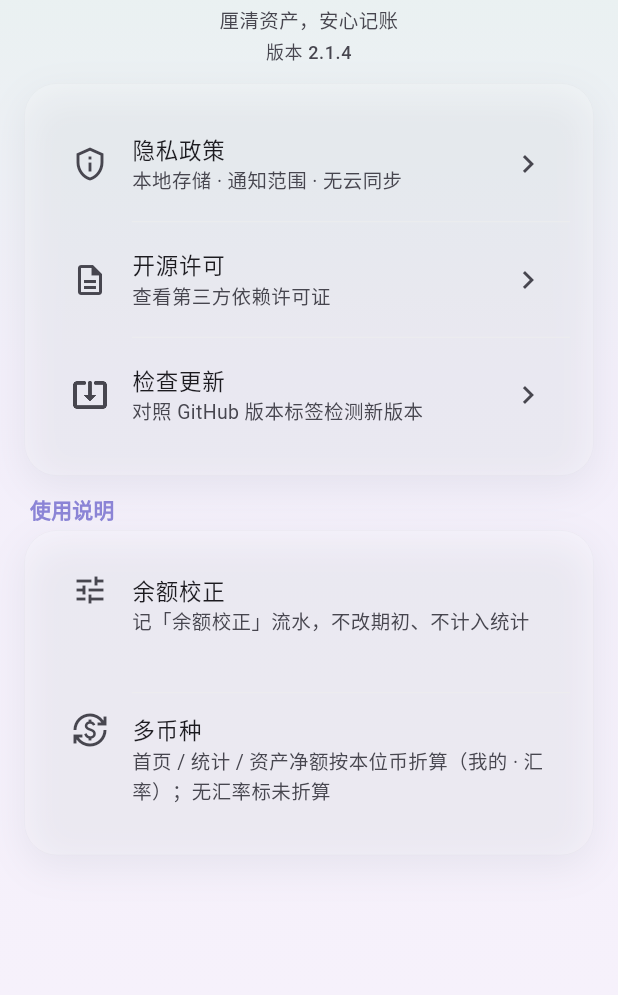
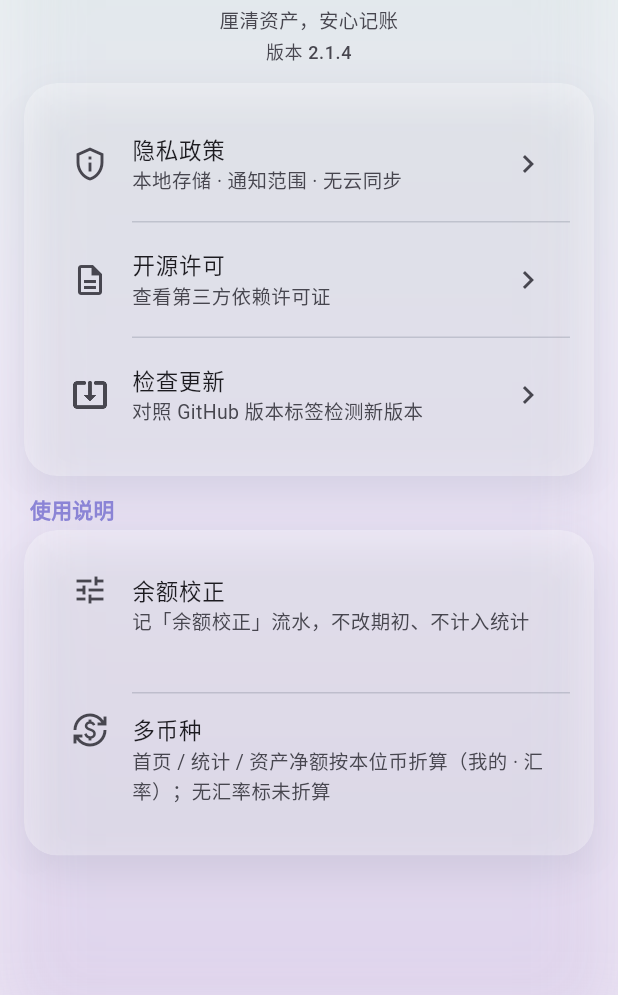
Before and after one commit to Matzuen/Centli, a Flutter app: the AboutPage screen opened by its route, after a tap on "检查更新", after a tap on "检查更新失败：网络异常，请稍后重试", on a phone screen of 412 x 824 dp, the part 241-1236 px from its top. Run offline on Flutter 3.47's test engine with Material 3 defaults, Android fonts, the light colour scheme and no system bars; our stand-ins replace drift, file_picker, fl_chart, flutter_riverpod, flutter_secure_storage, flutter_svg and 5 more; missing offline and left inert: excel, home_widget, sqlite3; accounts and stored records are empty; generated files the repository leaves out were written again; network calls fail; project files that could hold a hidden picture were left out.

Commit message:
feat(ui): scaffold frost and borderless soft glass

```diff
--- a/lib/app/theme.dart
+++ b/lib/app/theme.dart
@@ -1,3 +1,5 @@
+import 'dart:ui' show ImageFilter, TileMode;
+
 import 'package:flutter/material.dart';
 
 import '../core/widgets/glass.dart';
@@ -78,10 +80,10 @@ abstract final class CentliTheme {
     return dark ? brandGradientDark : brandGradient;
   }
 
-  // 背景渐变：薄荷绿 → 淡紫 → 丁香紫（浅色紫略提亮，避免发闷）。
-  static const gradientTop = Color(0xFFE4F2EC);
-  static const gradientMid = Color(0xFFF3EFFA);
-  static const gradientBottom = Color(0xFFF6F1FB);
+  // 背景渐变：薄荷绿 → 淡紫 → 丁香紫（整体略压深，底部紫更明显）。
+  static const gradientTop = Color(0xFFD8EBE2);
+  static const gradientMid = Color(0xFFE6DFF2);
+  static const gradientBottom = Color(0xFFD9CCE8);
 
   static const cardRadius = 22.0;
   static const pillRadius = 28.0;
@@ -185,11 +187,14 @@ abstract final class CentliTheme {
   // 玻璃层叠在渐变之上，所以视觉主色不变，只多了一层磨砂质感。
   // ---------------------------------------------------------------------------
 
-  /// 模糊半径：卡片 / 弹层 / 浮动菜单统一磨砂强度。
-  static const double glassSigma = 28;
+  /// 页面背景亚克力：渐变层自身的高斯模糊强度。
+  static const double scaffoldFrostSigma = 36;
+
+  /// 模糊半径：弹层 / 浮动菜单 / 弹窗（SoftCard 不开模糊）。
+  static const double glassSigma = 42;
 
   /// 模糊半径：弹窗自身的玻璃面板（与 [glassSigma] 同档）。
-  static const double glassDialogSigma = 28;
+  static const double glassDialogSigma = 48;
 
   /// 浮动菜单圆角（与首页账本下拉一致）。
   static const double glassMenuRadius = 16;
@@ -198,20 +203,20 @@ abstract final class CentliTheme {
   static const double glassSnackBottomGap = 88;
 
 
-  /// 玻璃填充色：浅色白雾 0.2 / 深色炭灰 0.15。
+  /// 玻璃填充色：浅色白雾 0.28 / 深色炭灰 0.24（更通透，靠模糊 + 投影分界）。
   static Color glassTint(BuildContext context, {bool? dark}) {
     final d = dark ?? Theme.of(context).brightness == Brightness.dark;
     return d
-        ? const Color(0xFF1B1F24).withValues(alpha: 0.15)
-        : Colors.white.withValues(alpha: 0.2);
+        ? const Color(0xFF1B1F24).withValues(alpha: 0.24)
+        : Colors.white.withValues(alpha: 0.28);
   }
 
-  /// 底部导航：浅色白雾约 0.4，比卡片略实、仍透渐变。
+  /// 底部导航：比卡片略实一点，仍透渐变。
   static Color glassNavTint(BuildContext context, {bool? dark}) {
     final d = dark ?? Theme.of(context).brightness == Brightness.dark;
     return d
-        ? const Color(0xFF1B1F24).withValues(alpha: 0.42)
-        : Colors.white.withValues(alpha: 0.4);
+        ? const Color(0xFF1B1F24).withValues(alpha: 0.36)
+        : Colors.white.withValues(alpha: 0.38);
   }
 
   /// 弹窗 / 弹层 / 菜单表面：与 [glassTint] 同套调教参数。
@@ -219,66 +224,64 @@ abstract final class CentliTheme {
     return glassTint(context, dark: dark);
   }
 
-  /// 磨砂底的色纱：很薄，只把对比度抬一点，避免纯模糊发灰。
+  /// 磨砂底的色纱：偏薄，避免盖住模糊。
   static Color glassVeil(BuildContext context, {bool? dark}) {
     final d = dark ?? Theme.of(context).brightness == Brightness.dark;
     return d
-        ? const Color(0xFF0E1114).withValues(alpha: 0.30)
-        : Colors.white.withValues(alpha: 0.16);
+        ? const Color(0xFF0E1114).withValues(alpha: 0.22)
+        : Colors.white.withValues(alpha: 0.12);
   }
 
-  /// 玻璃描边线宽（弹窗 / sheet / 菜单 / 底栏）。
-  static const double glassBorderWidth = 1.5;
+  /// 玻璃描边线宽：全站玻璃面（弹窗 / sheet / 菜单 / 底栏 / SoftCard）统一不描边。
+  static const double glassBorderWidth = 0;
 
-  /// 玻璃边缘描边：浅色深灰约 20% 透明，深色白边提高对比。
-  static Color glassBorder(BuildContext context, {bool? dark}) {
+  /// 玻璃边缘描边：已弃用描边，保留 API；靠雾面 + 投影分界。
+  static Color glassBorder(BuildContext context, {bool? dark}) =>
+      Colors.transparent;
+
+  /// SoftCard 与玻璃体同一套：无描边。
+  static const double glassCardBorderWidth = glassBorderWidth;
+
+  static Color glassCardBorder(BuildContext context, {bool? dark}) =>
+      glassBorder(context, dark: dark);
+
+  /// 卡片内部分界线（摘要卡净资产/资产负债分隔、流水行界等）。
+  static const double cardDividerThickness = 1.0;
+
+  static Color cardDivider(BuildContext context, {bool? dark}) {
     final d = dark ?? Theme.of(context).brightness == Brightness.dark;
     return d
-        ? Colors.white.withValues(alpha: 0.28)
-        : const Color(0xFF3D4A5C).withValues(alpha: 0.20);
+        ? Colors.white.withValues(alpha: 0.22)
+        : const Color(0xFF3D4A5C).withValues(alpha: 0.16);
   }
 
-  /// 卡片描边线宽（仅 [CentliSoftCard]）。
-  static const double glassCardBorderWidth = 0.5;
-
-  /// 卡片描边：浅色 `#3D4A5C` 5% / 深色白 10%。
-  static Color glassCardBorder(BuildContext context, {bool? dark}) {
-    final d = dark ?? Theme.of(context).brightness == Brightness.dark;
-    return d
-        ? Colors.white.withValues(alpha: 0.10)
-        : const Color(0xFF3D4A5C).withValues(alpha: 0.05);
-  }
-
-  /// 玻璃卡片的投影：比纯白卡片略深，玻璃才「浮」得起来。
+  /// 玻璃卡片的投影：略加强，体块从渐变上「浮」起来。
   static List<BoxShadow> glassShadow(BuildContext context, {bool? dark}) {
     final d = dark ?? Theme.of(context).brightness == Brightness.dark;
     return d
         ? [
             BoxShadow(
-              color: Colors.black.withValues(alpha: 0.28),
-              blurRadius: 24,
-              offset: const Offset(0, 8),
+              color: Colors.black.withValues(alpha: 0.34),
+              blurRadius: 26,
+              offset: const Offset(0, 10),
             ),
           ]
         : [
             BoxShadow(
-              color: const Color(0xFF5A6B7A).withValues(alpha: 0.10),
-              blurRadius: 22,
-              offset: const Offset(0, 8),
+              color: const Color(0xFF5A6B7A).withValues(alpha: 0.14),
+              blurRadius: 24,
+              offset: const Offset(0, 10),
             ),
           ];
   }
 
   static ThemeData _chrome(ThemeData theme, {required bool dark}) {
-    // 毛玻璃：弹窗 / 弹层 / 菜单统一用调教好的半透雾面（浅 0.2 / 深 0.15）。
+    // 毛玻璃：弹窗 / 弹层 / 菜单与 [glassTint] 同档（浅 0.28 / 深 0.24）。
     final surface = dark
-        ? const Color(0xFF1B1F24).withValues(alpha: 0.15)
-        : Colors.white.withValues(alpha: 0.2);
-    // 与 [glassBorder] 同色同宽，避免主题兜底描边和 CentliGlass 不一致。
-    final hairline = dark
-        ? Colors.white.withValues(alpha: 0.28)
-        : const Color(0xFF3D4A5C).withValues(alpha: 0.20);
-    final edge = BorderSide(color: hairline, width: glassBorderWidth);
+        ? const Color(0xFF1B1F24).withValues(alpha: 0.24)
+        : Colors.white.withValues(alpha: 0.28);
+    // 玻璃面不描边；主题 shape 与 CentliGlass 一致用 BorderSide.none。
+    final edge = BorderSide.none;
     final menuShape = RoundedRectangleBorder(
       borderRadius: BorderRadius.circular(glassMenuRadius),
       side: edge,
@@ -471,8 +474,8 @@ abstract final class CentliTheme {
       ),
       dividerTheme: const DividerThemeData(
         space: 1,
-        thickness: 0.5,
-        color: Color(0xFFEEEEEE),
+        thickness: cardDividerThickness,
+        color: Color(0x333D4A5C), // ≈ #3D4A5C @ 20%，与 glassBorder 一致
       ),
       listTileTheme: const ListTileThemeData(
         contentPadding: EdgeInsets.symmetric(horizontal: 16, vertical: 2),
@@ -646,6 +649,11 @@ abstract final class CentliTheme {
         ),
         clipBehavior: Clip.antiAlias,
       ),
+      dividerTheme: const DividerThemeData(
+        space: 1,
+        thickness: cardDividerThickness,
+        color: Color(0x47FFFFFF), // 白 @ 28%，与 glassBorder 一致
+      ),
       listTileTheme: const ListTileThemeData(
         contentPadding: EdgeInsets.symmetric(horizontal: 16, vertical: 2),
         minVerticalPadding: 10,
@@ -683,9 +691,34 @@ class CentliGradientScaffold extends StatelessWidget {
   @override
   Widget build(BuildContext context) {
     final dark = Theme.of(context).brightness == Brightness.dark;
-    return DecoratedBox(
+    // 背景：渐变放大后高斯模糊 + 薄纱 → 整页亚克力底；卡片只叠半透明雾面。
+    return Stack(
+      fit: StackFit.expand,
+      children: [
+        Positioned.fill(
+          child: ClipRect(
+            child: ImageFiltered(
+              imageFilter: ImageFilter.blur(
+                sigmaX: CentliTheme.scaffoldFrostSigma,
+                sigmaY: CentliTheme.scaffoldFrostSigma,
+                tileMode: TileMode.decal,
+              ),
+              child: Transform.scale(
+                scale: 1.14,
+                child: DecoratedBox(
                   decoration: CentliTheme.scaffoldGradient(dark: dark),
-      child: Scaffold(
+                  child: const SizedBox.expand(),
+                ),
+              ),
+            ),
+          ),
+        ),
+        Positioned.fill(
+          child: ColoredBox(
+            color: CentliTheme.glassVeil(context, dark: dark),
+          ),
+        ),
+        Scaffold(
           extendBody: extendBody,
           backgroundColor: Colors.transparent,
           appBar: appBar,
@@ -693,14 +726,15 @@ class CentliGradientScaffold extends StatelessWidget {
           bottomNavigationBar: bottomNavigationBar,
           body: body,
         ),
+      ],
     );
   }
 }
 
-/// 毛玻璃圆角卡片。
+/// 雾面圆角卡片。
 ///
-/// 表面是一层半透明雾面 + 1px 高光描边，背后经过模糊，所以卡片会「透出」
-/// 下层渐变的颜色 —— 渐变本身没有被修改，只是被磨砂了一层。
+/// 半透明叠在已磨砂的页面背景上；不在卡片上再开 [BackdropFilter]，
+/// 避免列表里每张卡各糊一遍。弹窗 / 菜单仍走真毛玻璃。
 class CentliSoftCard extends StatelessWidget {
   const CentliSoftCard({
     super.key,
@@ -767,7 +801,6 @@ class CentliSoftCard extends StatelessWidget {
       borderRadius: radius,
       clipBehavior: clipBehavior,
       tint: color,
-      // 卡片背后只有平滑渐变，不开模糊；弹窗 / sheet 仍走真毛玻璃。
       blur: false,
       shadow: shadow,
       borderColor: CentliTheme.glassCardBorder(context, dark: dark),
--- a/lib/core/widgets/glass.dart
+++ b/lib/core/widgets/glass.dart
@@ -16,9 +16,8 @@ import '../../app/theme.dart';
 /// 3. `BackdropFilter` 采样下方像素并模糊
 /// 4. 最内层是半透明填充 + 描边（宽度见 [CentliTheme.glassBorderWidth]）
 ///
-/// [blur] 为 false 时只保留半透明 + 描边：卡片这类「背后只有一层平滑渐变」
-/// 的表面用不着模糊（视觉上没有差别，却要付出真实的 GPU 开销），弹窗这类
-/// 「背后是页面内容」的表面才需要真模糊。
+/// [blur] 为 false 时只保留半透明填充（SoftCard 走这条，背景已在 scaffold 磨砂）。
+/// 弹窗 / 菜单仍开真毛玻璃；可用 [CentliGlass.blurEnabled] 全局关掉。
 class CentliGlass extends StatelessWidget {
   const CentliGlass({
     super.key,
@@ -87,7 +86,8 @@ class CentliGlass extends StatelessWidget {
       decoration: BoxDecoration(
         color: fill,
         borderRadius: radius,
-        border: Border.all(color: hairline, width: stroke),
+        // stroke<=0：SoftCard 等只要雾面、不要独立描边。
+        border: stroke > 0 ? Border.all(color: hairline, width: stroke) : null,
       ),
       child: Material(type: MaterialType.transparency, child: content),
     );
@@ -510,9 +510,14 @@ Future<T?> showGlassMenu<T>({
 
   final topLeft = box.localToGlobal(Offset.zero, ancestor: overlay);
   final size = box.size;
-  final menuTop = topLeft.dy + size.height + 4;
   final screenW = overlay.size.width;
+  final screenH = overlay.size.height;
+  final media = MediaQuery.of(context);
+  final safeTop = media.padding.top;
+  final safeBottom = media.padding.bottom;
   final cappedMax = maxWidth.clamp(minWidth, screenW - 16);
+  // 单行约 44（12+20+12）+ 分隔线；略留余量。
+  final estimatedH = items.length * 48.0 + (items.length - 1).clamp(0, 99);
 
   double menuLeft;
   double? menuRight;
@@ -524,6 +529,20 @@ Future<T?> showGlassMenu<T>({
     menuLeft = topLeft.dx.clamp(8.0, screenW - minWidth - 8);
     menuRight = null;
   }
+
+  const gap = 4.0;
+  final preferBelow = topLeft.dy + size.height + gap;
+  final spaceBelow = screenH - preferBelow - safeBottom - 8;
+  final spaceAbove = topLeft.dy - safeTop - 8;
+  final openAbove = spaceBelow < estimatedH && spaceAbove > spaceBelow;
+  final maxTop = (screenH - estimatedH - safeBottom - 8).clamp(
+    safeTop + 8,
+    screenH,
+  );
+  final menuTop = openAbove
+      ? (topLeft.dy - gap - estimatedH).clamp(safeTop + 8, maxTop)
+      : preferBelow.clamp(safeTop + 8, maxTop);
+  final menuMaxH = (screenH - menuTop - safeBottom - 8).clamp(80.0, screenH);
 
   final scheme = Theme.of(context).colorScheme;
 
@@ -555,8 +574,10 @@ Future<T?> showGlassMenu<T>({
                     constraints: BoxConstraints(
                       minWidth: minWidth,
                       maxWidth: cappedMax,
+                      maxHeight: menuMaxH,
                     ),
                     child: IntrinsicWidth(
+                      child: SingleChildScrollView(
                         child: Column(
                           mainAxisSize: MainAxisSize.min,
                           crossAxisAlignment: CrossAxisAlignment.stretch,
@@ -573,6 +594,7 @@ Future<T?> showGlassMenu<T>({
                               _CentliMenuTile<T>(item: items[i]),
                             ],
                           ],
+                        ),
                       ),
                     ),
                   ),
@@ -651,7 +673,7 @@ GlassSnackTone inferGlassSnackTone(String message) {
   if (RegExp(r'已入账|已保存|已删除|已修改|已恢复|已清空|已忽略|成功|完成|已复制').hasMatch(m)) {
     return GlassSnackTone.success;
   }
-  if (RegExp(r'^请|注意|将补|未选|缺少|即将').hasMatch(m)) {
+  if (RegExp(r'^请|注意|将补|未选|缺少|即将|再按一次|退出应用').hasMatch(m)) {
     return GlassSnackTone.warning;
   }
   return GlassSnackTone.info;
@@ -700,23 +722,6 @@ Color _glassSnackForeground(bool dark, GlassSnackTone tone) {
     GlassSnackTone.success => const Color(0xFF2E7D32),
     GlassSnackTone.error => const Color(0xFFC62828),
     GlassSnackTone.warning || GlassSnackTone.info => const Color(0xFF8D6E00),
-  };
-}
-
-Color _glassSnackBorder(bool dark, GlassSnackTone tone) {
-  if (dark) {
-    return switch (tone) {
-      GlassSnackTone.success => const Color(0xFF81C784).withValues(alpha: 0.35),
-      GlassSnackTone.error => const Color(0xFFE57373).withValues(alpha: 0.35),
-      GlassSnackTone.warning ||
-      GlassSnackTone.info => const Color(0xFFFFD54F).withValues(alpha: 0.30),
-    };
-  }
-  return switch (tone) {
-    GlassSnackTone.success => const Color(0xFF43A047).withValues(alpha: 0.28),
-    GlassSnackTone.error => const Color(0xFFE53935).withValues(alpha: 0.28),
-    GlassSnackTone.warning ||
-    GlassSnackTone.info => const Color(0xFFF9A825).withValues(alpha: 0.35),
   };
 }
 
@@ -797,8 +802,8 @@ void showGlassSnackBar(
             blur: true,
             sigma: CentliTheme.glassSigma,
             tint: _glassSnackTint(isDark, resolved),
-            borderColor: _glassSnackBorder(isDark, resolved),
-            borderWidth: 1,
+            borderColor: Colors.transparent,
+            borderWidth: 0,
             padding: const EdgeInsets.symmetric(horizontal: 16, vertical: 12),
             child: hasAction
                 ? Row(
```
Lines whose indentation alone changed are shown as unchanged.
